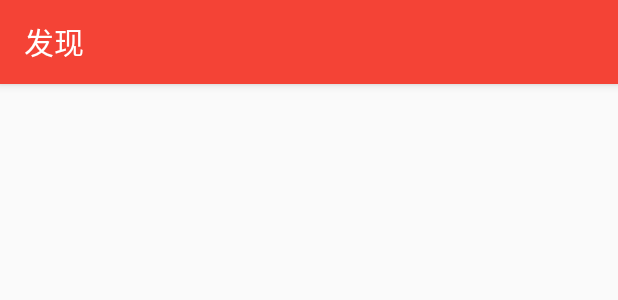
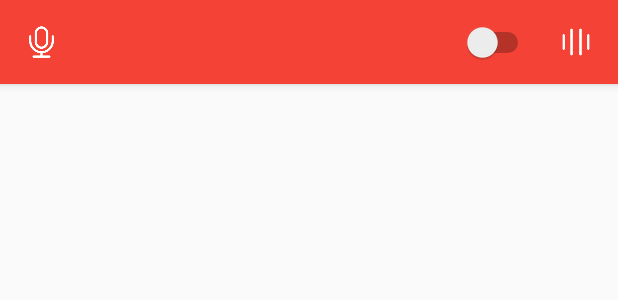
Before and after one commit to MashirosBaumkuchen/Galatea, an Android app: the layout fragment_discover.xml on its own in the app's theme, with its tools: preview values and no code run, on a phone screen of 412 x 824 dp. Shown: the top 300 px of the screen. Run offline under Robolectric (Android 15) with nearby library versions, the phone set to English and light mode, and no system bars.

Commit message:
adjust toolbar state
module: app

on branch: master

```diff
--- a/app/src/main/res/layout/fragment_discover.xml
+++ b/app/src/main/res/layout/fragment_discover.xml
@@ -15,11 +15,47 @@
             android:layout_height="wrap_content"
             android:background="?attr/colorPrimary"
             android:minHeight="?attr/actionBarSize"
-            app:contentInsetStart="16dp"
+            app:contentInsetStart="0dp"
             app:layout_scrollFlags="scroll|snap"
             app:popupTheme="@style/ThemeOverlay.AppCompat.Light"
-            app:title="@string/discover"
-            app:titleTextColor="?attr/colorTitleText" />
+            app:title=""
+            app:titleTextColor="?attr/colorTitleText">
+
+            <LinearLayout
+                android:layout_width="match_parent"
+                android:layout_height="?attr/actionBarSize"
+                android:orientation="horizontal">
+
+                <ImageView
+                    android:id="@+id/record"
+                    android:layout_width="@dimen/toolbar_icon_size"
+                    android:layout_height="@dimen/toolbar_icon_size"
+                    android:layout_gravity="center"
+                    android:layout_weight="1"
+                    android:gravity="start"
+                    android:src="@mipmap/ic_record" />
+
+                <Switch
+                    android:id="@+id/switcher"
+                    android:layout_width="wrap_content"
+                    android:layout_height="match_parent"
+                    android:layout_weight="8"
+                    android:gravity="center"
+                    android:textColor="?attr/colorTitleText"
+                    android:textSize="18sp"
+                    android:textOn="@string/discover"
+                    android:textOff="@string/local" />
+
+                <ImageView
+                    android:id="@+id/player"
+                    android:layout_width="@dimen/toolbar_icon_size"
+                    android:layout_height="@dimen/toolbar_icon_size"
+                    android:layout_gravity="center"
+                    android:layout_weight="1"
+                    android:gravity="end"
+                    android:src="@mipmap/ic_player" />
+            </LinearLayout>
+        </android.support.v7.widget.Toolbar>
     </android.support.design.widget.AppBarLayout>
 
     <android.support.v4.widget.NestedScrollView
--- a/app/src/main/res/values/dimens.xml
+++ b/app/src/main/res/values/dimens.xml
@@ -3,4 +3,5 @@
     <dimen name="bottom_navigation_icon_size">20dp</dimen>
     <dimen name="design_bottom_navigation_active_text_size" tools:override="true">10sp</dimen>
     <dimen name="design_bottom_navigation_text_size" tools:override="true">10sp</dimen>
+    <dimen name="toolbar_icon_size">24dp</dimen>
 </resources>
--- a/app/src/main/res/values/strings.xml
+++ b/app/src/main/res/values/strings.xml
@@ -3,4 +3,5 @@
     <string name="discover">发现</string>
     <string name="albums">歌单</string>
     <string name="profile">我的</string>
+    <string name="local">本地</string>
 </resources>
```
Also changed, not shown: app/src/main/java/com/jascal/galatea/widget/ModelSwitcher.kt (added, +15 -0 lines), app/src/main/res/layout/fragment_albums.xml (+38 -3 lines), app/src/main/res/layout/fragment_profile.xml (+35 -3 lines), app/src/main/res/mipmap-xhdpi/ic_card.png (added), app/src/main/res/mipmap-xhdpi/ic_list.png (added), app/src/main/res/mipmap-xhdpi/ic_player.png (added), app/src/main/res/mipmap-xhdpi/ic_record.png (added).
